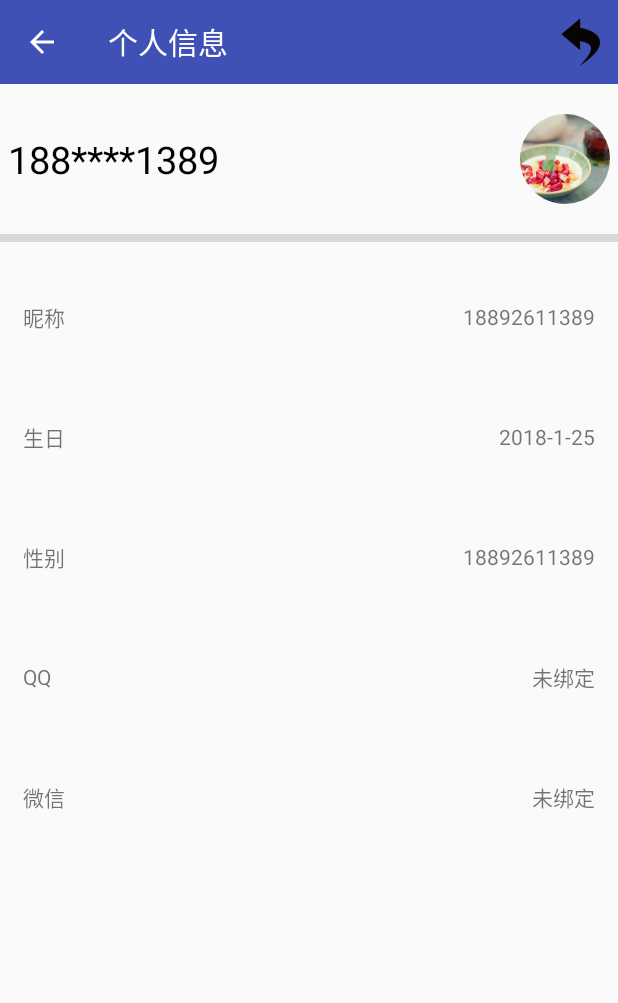
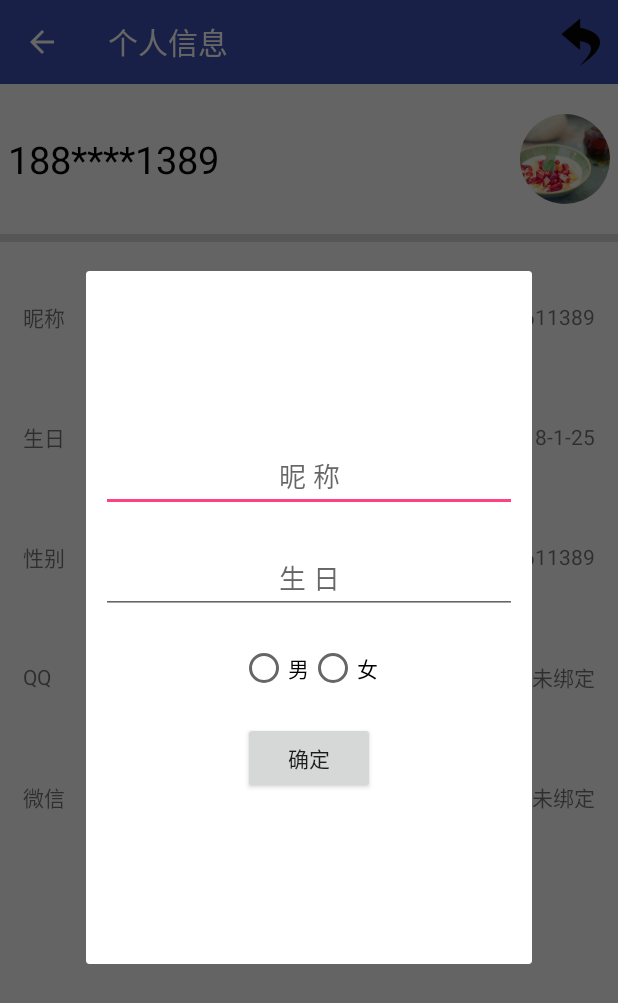
Before and after one commit to CasterXzs/ShareElectric_second, an Android app: the UserInfoActivity screen opened directly, with no data from a screen before it, after a tap on "fixinfo", on a phone screen of 412 x 824 dp. Shown: the top 1003 px of the screen. Run offline under Robolectric (Android 15) with nearby library versions, the phone set to English and light mode, and no system bars; our stand-ins replace CircleImageView; 2 statements that could not run were skipped.

```diff
--- a/app/src/main/java/com/xzs/shareelectric_second/activity/UserInfoActivity.java
+++ b/app/src/main/java/com/xzs/shareelectric_second/activity/UserInfoActivity.java
@@ -1,15 +1,20 @@
 package com.xzs.shareelectric_second.activity;
 
+import android.graphics.Point;
+import android.support.v7.app.AlertDialog;
 import android.support.v7.app.AppCompatActivity;
 import android.os.Bundle;
 import android.support.v7.widget.Toolbar;
 import android.view.Menu;
 import android.view.MenuItem;
+import android.view.View;
+import android.widget.Button;
 import android.widget.TextView;
 import android.widget.Toast;
 
 import com.xzs.shareelectric_second.R;
 import com.xzs.shareelectric_second.application.MyApplication;
+import com.xzs.shareelectric_second.dialog.UserInfoDialog;
 import com.xzs.shareelectric_second.entity.UserEntity;
 
 import de.hdodenhof.circleimageview.CircleImageView;
@@ -60,10 +65,15 @@ public class UserInfoActivity extends AppCompatActivity {
                 break;
             case R.id.userinfo_fixinfo:
                 Toast.makeText(this, "you clicked userinfo_fixinfo", Toast.LENGTH_SHORT).show();
+                UserInfoDialog dialog=new UserInfoDialog(UserInfoActivity.this);
+                dialog.show();
+                dialog.change();
+                break;
             default:
                 break;
         }
         return true;
     }
 
+
 }
--- /dev/null
+++ b/app/src/main/java/com/xzs/shareelectric_second/dialog/UserInfoDialog.java
@@ -0,0 +1,100 @@
+package com.xzs.shareelectric_second.dialog;
+
+import android.app.Activity;
+import android.app.Dialog;
+import android.content.Context;
+import android.content.DialogInterface;
+import android.os.Build;
+import android.os.Bundle;
+import android.support.annotation.IdRes;
+import android.support.annotation.NonNull;
+import android.support.annotation.Nullable;
+import android.util.Log;
+import android.view.Display;
+import android.view.Gravity;
+import android.view.LayoutInflater;
+import android.view.View;
+import android.view.ViewGroup;
+import android.view.Window;
+import android.view.WindowManager;
+import android.widget.Button;
+import android.widget.EditText;
+import android.widget.RadioGroup;
+import android.widget.TextView;
+import android.widget.Toast;
+
+import com.xzs.shareelectric_second.R;
+
+import static android.R.attr.positiveButtonText;
+
+/**
+ * Created by Lenovo on 2018/1/25.
+ */
+
+public class UserInfoDialog extends Dialog{
+
+    private EditText userinfofix_et_nickname;
+    private EditText userinfofix_et_birthday;
+    private RadioGroup userinfofix_rg_sex;
+    private Button userinfofix_btn;
+    private Activity context;
+    private String sex;
+    private static final String TAG = "UserInfoDialog";
+
+
+    public UserInfoDialog(@NonNull Activity context) {
+        super(context);
+        this.context=context;
+        init();
+        setContentView(R.layout.activity_user_info_fix);
+
+    }
+
+    private void init(){
+        userinfofix_et_nickname=(EditText)findViewById(R.id.userinfofix_et_nickname);
+        userinfofix_et_birthday=(EditText)findViewById(R.id.userinfofix_et_birthday);
+        userinfofix_rg_sex=(RadioGroup)findViewById(R.id.userinfofix_rg_sex);
+        userinfofix_btn=(Button)findViewById(R.id.userinfofix_btn);
+        userinfofix_btn.setOnClickListener(new MyOnClickListener());
+        userinfofix_rg_sex.setOnCheckedChangeListener(new MyOnCheckedChangeListener());
+    }
+
+
+    private class MyOnCheckedChangeListener  implements RadioGroup.OnCheckedChangeListener{
+        @Override
+        public void onCheckedChanged(RadioGroup radioGroup, @IdRes int i) {
+            switch (radioGroup.getId()){
+                case R.id.userinfofix_rg_sex_male:
+                    sex="男";
+                    break;
+                case R.id.userinfofix_rg_sex_female:
+                    sex="女";
+                    break;
+                default:
+                    break;
+            }
+        }
+    }
+
+    private class MyOnClickListener implements View.OnClickListener{
+        @Override
+        public void onClick(View view) {
+            String nickname=userinfofix_et_nickname.getText().toString().trim();
+            String birthday=userinfofix_et_birthday.getText().toString().trim();
+            Toast.makeText(context, "修改成功", Toast.LENGTH_SHORT).show();
+            Log.d(TAG, "onClick: "+nickname+" "+birthday+" "+sex);
+        }
+    }
+
+
+    public  void change(){
+        Window dialogWindow = this.getWindow();
+        WindowManager m = context.getWindowManager();
+        Display d = m.getDefaultDisplay(); // 获取屏幕宽、高用
+        WindowManager.LayoutParams p = dialogWindow.getAttributes(); // 获取对话框当前的参数值
+        p.height = (int) (d.getHeight() * 0.6); // 高度设置为屏幕的0.6
+        p.width = (int) (d.getWidth() * 0.8); // 宽度设置为屏幕的0.8
+        dialogWindow.setAttributes(p);
+    }
+
+}
--- a/app/src/main/java/com/xzs/shareelectric_second/utils/Config.java
+++ b/app/src/main/java/com/xzs/shareelectric_second/utils/Config.java
@@ -7,7 +7,7 @@ public class Config {
     public static final String BASEHOST = "http://snowleaf.xyz:8080/electric";
 
     public static final String REGISTER = BASEHOST+"/UserAction_register";
-    public static final String LOGIN = BASEHOST+"/UserAction_login";
+    public static final String LOGIN = BASEHOST+"/UserAction_login.action";
     public static final String SCORE = BASEHOST + "/mobile/UserServlet?method=getRelationScore";
     public static final String ADDFD = BASEHOST + "/mobile/UserServlet?method=addFriend";
     public static final String GETFD = BASEHOST + "/mobile/UserServlet?method=listFriend&uid=";
--- /dev/null
+++ b/app/src/main/res/layout/activity_user_info_fix.xml
@@ -0,0 +1,56 @@
+<?xml version="1.0" encoding="utf-8"?>
+<LinearLayout
+    android:layout_gravity="center"
+    android:padding="10dp"
+    xmlns:android="http://schemas.android.com/apk/res/android"
+    xmlns:app="http://schemas.android.com/apk/res-auto"
+    android:layout_width="match_parent"
+    android:layout_height="wrap_content"
+    android:orientation="vertical">
+
+    <EditText
+        android:gravity="center"
+        android:hint="昵 称"
+        android:id="@+id/userinfofix_et_nickname"
+        android:layout_width="match_parent"
+        android:layout_height="wrap_content" />
+
+    <EditText
+        android:layout_marginTop="20dp"
+        android:gravity="center"
+        android:hint="生 日"
+        android:id="@+id/userinfofix_et_birthday"
+        android:layout_width="match_parent"
+        android:layout_height="wrap_content" />
+
+    <RadioGroup
+        android:layout_marginTop="20dp"
+        android:gravity="center"
+        android:orientation="horizontal"
+        android:id="@+id/userinfofix_rg_sex"
+        android:layout_width="match_parent"
+        android:layout_height="wrap_content">
+
+        <RadioButton
+            android:id="@+id/userinfofix_rg_sex_male"
+            android:text="男"
+            android:layout_width="wrap_content"
+            android:layout_height="wrap_content" />
+        <RadioButton
+            android:id="@+id/userinfofix_rg_sex_female"
+            android:text="女"
+            android:layout_width="wrap_content"
+            android:layout_height="wrap_content" />
+
+    </RadioGroup>
+
+    <Button
+        android:layout_marginTop="20dp"
+        android:layout_gravity="center"
+        android:text="确定"
+        android:id="@+id/userinfofix_btn"
+        android:layout_width="wrap_content"
+        android:layout_height="wrap_content" />
+
+
+</LinearLayout>
```
Also changed, not shown: app/src/main/AndroidManifest.xml (+5 -3 lines), app/src/main/java/com/xzs/shareelectric_second/activity/LoginActivity.java (+5 -8 lines), app/src/main/java/com/xzs/shareelectric_second/activity/UserInfoFixActivity.java (added, +15 -0 lines), app/src/main/java/com/xzs/shareelectric_second/utils/JsonUtil.java (added, +29 -0 lines).
